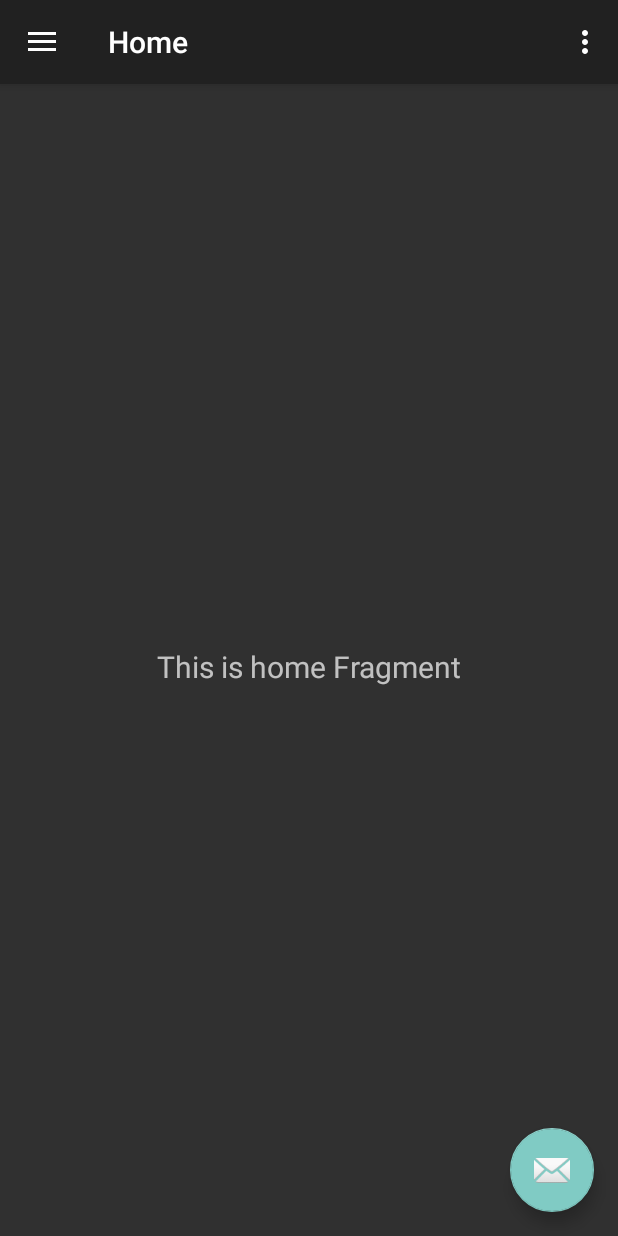
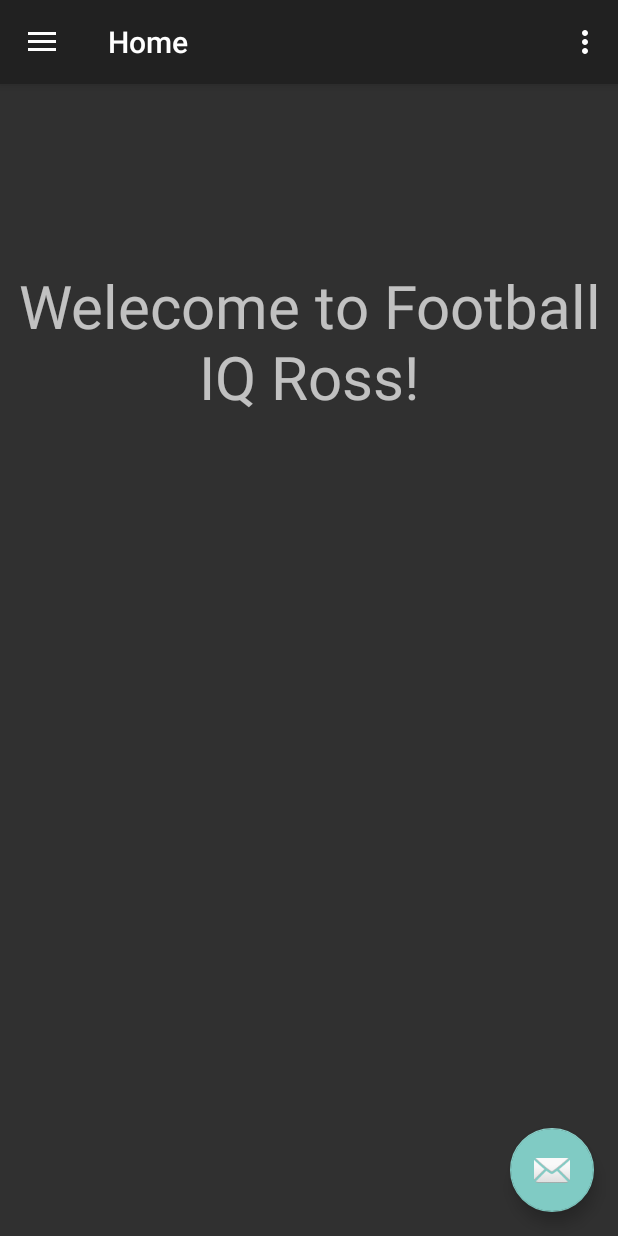
Before and after one commit to RossArroyo/Football_IQ, an Android app: the screen it shows after launch (MenuActivity), on a phone screen of 412 x 824 dp. Run offline under Robolectric (Android 15) with nearby library versions, the phone set to English and light mode, and no system bars; our stand-ins replace navigation-ui.

Commit message:
Changing message to greeting for home fragment

```diff
--- a/Football_IQ/app/src/main/java/com/example/football_iq/ui/home/HomeViewModel.kt
+++ b/Football_IQ/app/src/main/java/com/example/football_iq/ui/home/HomeViewModel.kt
@@ -7,7 +7,7 @@ import androidx.lifecycle.ViewModel
 class HomeViewModel : ViewModel() {
 
     private val _text = MutableLiveData<String>().apply {
-        value = "This is home Fragment"
+        value = "Welecome to Football IQ Ross!"
     }
     val text: LiveData<String> = _text
 }
--- a/Football_IQ/app/src/main/res/layout/fragment_home.xml
+++ b/Football_IQ/app/src/main/res/layout/fragment_home.xml
@@ -14,9 +14,11 @@
         android:layout_marginTop="8dp"
         android:layout_marginEnd="8dp"
         android:textAlignment="center"
-        android:textSize="20sp"
+        android:textSize="40sp"
         app:layout_constraintBottom_toBottomOf="parent"
         app:layout_constraintEnd_toEndOf="parent"
+        app:layout_constraintHorizontal_bias="0.0"
         app:layout_constraintStart_toStartOf="parent"
-        app:layout_constraintTop_toTopOf="parent" />
+        app:layout_constraintTop_toTopOf="parent"
+        app:layout_constraintVertical_bias="0.171" />
 </androidx.constraintlayout.widget.ConstraintLayout>
```
